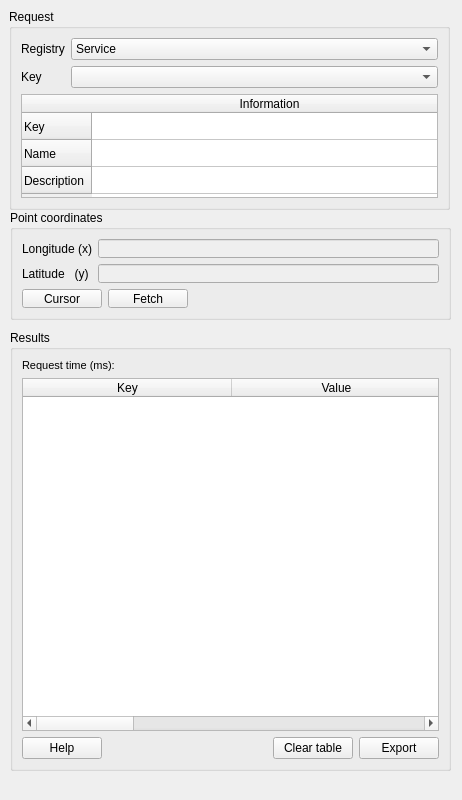
The window that widgets/GeoContextQGISPlugin_dockwidget_base.ui (kartoza/GeoContextQGISPlugin) describes before a commit, drawn with Qt 5.
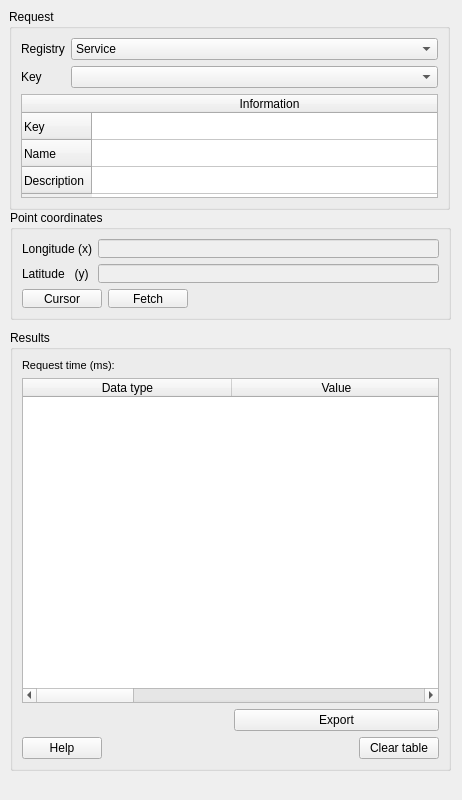
The same window after the commit. Custom widgets are drawn as their Qt base class.

Commit message: Export table works. Added account dialog. Updated sphinx docs and html.

What changed in the file:
```diff
--- a/widgets/GeoContextQGISPlugin_dockwidget_base.ui
+++ b/widgets/GeoContextQGISPlugin_dockwidget_base.ui
@@ -49,7 +49,7 @@
        </attribute>
        <column>
         <property name="text">
-         <string>Key</string>
+         <string>Data type</string>
         </property>
        </column>
        <column>
@@ -69,6 +69,24 @@
        </column>
       </widget>
      </item>
+     <item>
+      <layout class="QGridLayout" name="gridLayout_2">
+       <item row="0" column="1">
+        <widget class="QPushButton" name="btnExport">
+         <property name="text">
+          <string>Export</string>
+         </property>
+        </widget>
+       </item>
+       <item row="0" column="0">
+        <widget class="QgsFileWidget" name="table_output_file">
+         <property name="storageMode">
+          <enum>QgsFileWidget::SaveFile</enum>
+         </property>
+        </widget>
+       </item>
+      </layout>
+     </item>
      <item>
       <layout class="QHBoxLayout" name="hlResults">
        <item>
@@ -98,13 +116,6 @@
          </property>
         </widget>
        </item>
-       <item>
-        <widget class="QPushButton" name="btnExport">
-         <property name="text">
-          <string>Export</string>
-         </property>
-        </widget>
-       </item>
       </layout>
      </item>
     </layout>
@@ -309,6 +320,11 @@
   </widget>
  </widget>
  <customwidgets>
+  <customwidget>
+   <class>QgsFileWidget</class>
+   <extends>QWidget</extends>
+   <header>qgsfilewidget.h</header>
+  </customwidget>
   <customwidget>
    <class>QgsFilterLineEdit</class>
    <extends>QLineEdit</extends>
```
The commit also changes 54 other files.
